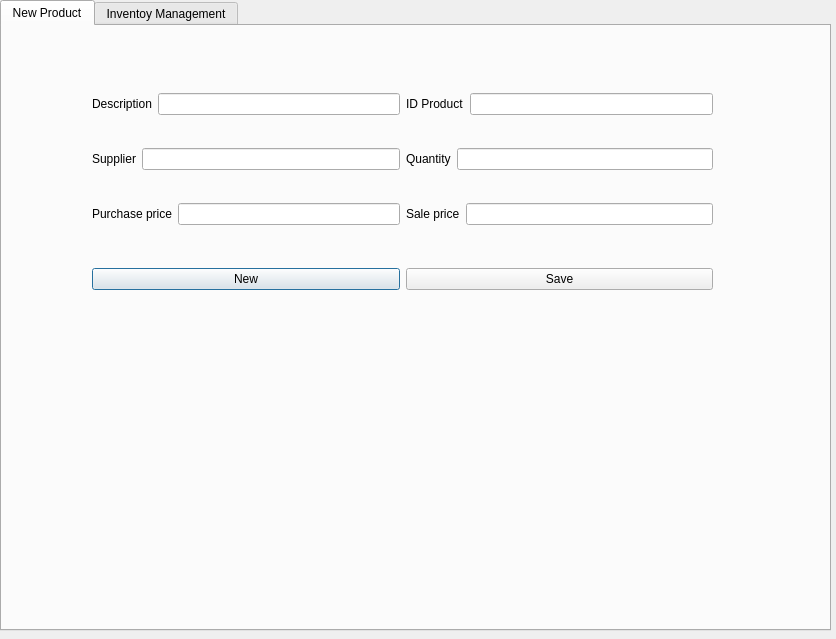
ThiagoServulo/InventoryAndSalesManagement, file inventorymanagementwindow.ui: the form before one commit.
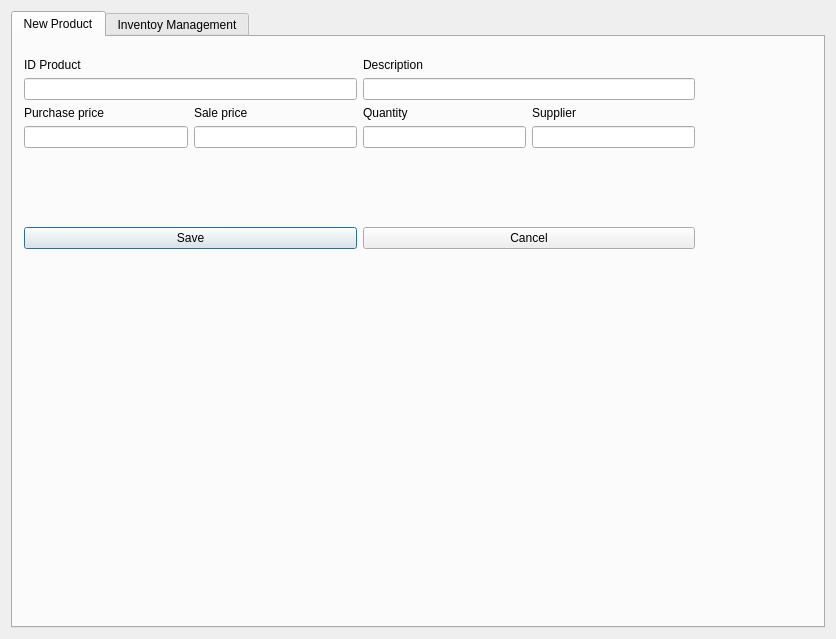
The form after the commit.

Commit message: Create functions to save new product into database

Patch:
```diff
--- a/inventorymanagementwindow.ui
+++ b/inventorymanagementwindow.ui
@@ -13,15 +13,9 @@
   <property name="windowTitle">
    <string>Dialog</string>
   </property>
+  <layout class="QGridLayout" name="gridLayout_2">
+   <item row="0" column="0">
   <widget class="QTabWidget" name="tabWidget">
-   <property name="geometry">
-    <rect>
-     <x>0</x>
-     <y>0</y>
-     <width>831</width>
-     <height>631</height>
-    </rect>
-   </property>
    <property name="currentIndex">
     <number>0</number>
    </property>
@@ -32,32 +26,18 @@
     <widget class="QWidget" name="">
      <property name="geometry">
       <rect>
-       <x>90</x>
-       <y>40</y>
-       <width>621</width>
-       <height>251</height>
-      </rect>
-     </property>
-     <layout class="QVBoxLayout" name="verticalLayout">
-      <item>
-       <layout class="QHBoxLayout" name="horizontalLayout_8">
-        <item>
-         <layout class="QHBoxLayout" name="horizontalLayout_2">
-          <item>
-           <widget class="QLabel" name="label_description">
-            <property name="text">
-             <string>Description</string>
-            </property>
-           </widget>
-          </item>
-          <item>
-           <widget class="QLineEdit" name="lineEdit_description"/>
-          </item>
-         </layout>
-        </item>
+         <x>11</x>
+         <y>21</y>
+         <width>671</width>
+         <height>191</height>
+        </rect>
+       </property>
+       <layout class="QVBoxLayout" name="verticalLayout_6">
         <item>
          <layout class="QHBoxLayout" name="horizontalLayout">
           <item>
+           <layout class="QVBoxLayout" name="verticalLayout_2">
+            <item>
            <widget class="QLabel" name="label_id">
             <property name="text">
              <string>ID Product</string>
@@ -69,44 +49,28 @@
           </item>
          </layout>
         </item>
-       </layout>
-      </item>
       <item>
-       <layout class="QHBoxLayout" name="horizontalLayout_9">
+           <layout class="QFormLayout" name="formLayout">
+            <item row="1" column="0" colspan="2">
+             <widget class="QLineEdit" name="lineEdit_description"/>
+            </item>
+            <item row="0" column="0" colspan="2">
+             <widget class="QLabel" name="label_description">
+              <property name="text">
+               <string>Description</string>
+              </property>
+             </widget>
+            </item>
+           </layout>
+          </item>
+         </layout>
+        </item>
         <item>
          <layout class="QHBoxLayout" name="horizontalLayout_4">
           <item>
-           <widget class="QLabel" name="label_supplier">
-            <property name="text">
-             <string>Supplier</string>
-            </property>
-           </widget>
-          </item>
-          <item>
-           <widget class="QLineEdit" name="lineEdit_supplier"/>
-          </item>
-         </layout>
-        </item>
-        <item>
-         <layout class="QHBoxLayout" name="horizontalLayout_3">
-          <item>
-           <widget class="QLabel" name="label_quantity">
-            <property name="text">
-             <string>Quantity</string>
-            </property>
-           </widget>
-          </item>
-          <item>
-           <widget class="QLineEdit" name="lineEdit_quantity"/>
-          </item>
-         </layout>
-        </item>
-       </layout>
-      </item>
-      <item>
        <layout class="QHBoxLayout" name="horizontalLayout_10">
         <item>
-         <layout class="QHBoxLayout" name="horizontalLayout_5">
+             <layout class="QVBoxLayout" name="verticalLayout_3">
           <item>
            <widget class="QLabel" name="label_purchasePrice">
             <property name="text">
@@ -120,7 +84,7 @@
          </layout>
         </item>
         <item>
-         <layout class="QHBoxLayout" name="horizontalLayout_6">
+             <layout class="QVBoxLayout" name="verticalLayout_4">
           <item>
            <widget class="QLabel" name="label_salePrice">
             <property name="text">
@@ -136,30 +100,54 @@
        </layout>
       </item>
       <item>
+           <layout class="QHBoxLayout" name="horizontalLayout_2">
+            <item>
+             <layout class="QVBoxLayout" name="verticalLayout">
+              <item>
+               <widget class="QLabel" name="label_quantity">
+                <property name="text">
+                 <string>Quantity</string>
+                </property>
+               </widget>
+              </item>
+              <item>
+               <widget class="QLineEdit" name="lineEdit_quantity"/>
+              </item>
+             </layout>
+            </item>
+            <item>
+             <layout class="QVBoxLayout" name="verticalLayout_5">
+              <item>
+               <widget class="QLabel" name="label_supplier">
+                <property name="text">
+                 <string>Supplier</string>
+                </property>
+               </widget>
+              </item>
+              <item>
+               <widget class="QLineEdit" name="lineEdit_supplier"/>
+              </item>
+             </layout>
+            </item>
+           </layout>
+          </item>
+         </layout>
+        </item>
+        <item>
        <spacer name="verticalSpacer">
         <property name="orientation">
          <enum>Qt::Vertical</enum>
         </property>
-        <property name="sizeType">
-         <enum>QSizePolicy::Fixed</enum>
-        </property>
         <property name="sizeHint" stdset="0">
          <size>
-          <width>10</width>
-          <height>10</height>
+            <width>686</width>
+            <height>13</height>
          </size>
         </property>
        </spacer>
       </item>
       <item>
-       <layout class="QHBoxLayout" name="horizontalLayout_7">
-        <item>
-         <widget class="QPushButton" name="pushButton_newProduct">
-          <property name="text">
-           <string>New</string>
-          </property>
-         </widget>
-        </item>
+         <layout class="QHBoxLayout" name="horizontalLayout_3">
         <item>
          <widget class="QPushButton" name="pushButton_saveNewProduct">
           <property name="text">
@@ -167,6 +155,13 @@
           </property>
          </widget>
         </item>
+          <item>
+           <widget class="QPushButton" name="pushButton_cancel">
+            <property name="text">
+             <string>Cancel</string>
+            </property>
+           </widget>
+          </item>
        </layout>
       </item>
      </layout>
@@ -178,6 +173,8 @@
     </attribute>
    </widget>
   </widget>
+   </item>
+  </layout>
  </widget>
  <resources/>
  <connections/>
```
Lines whose indentation alone changed are shown as unchanged. The commit also changes 2 other files.
